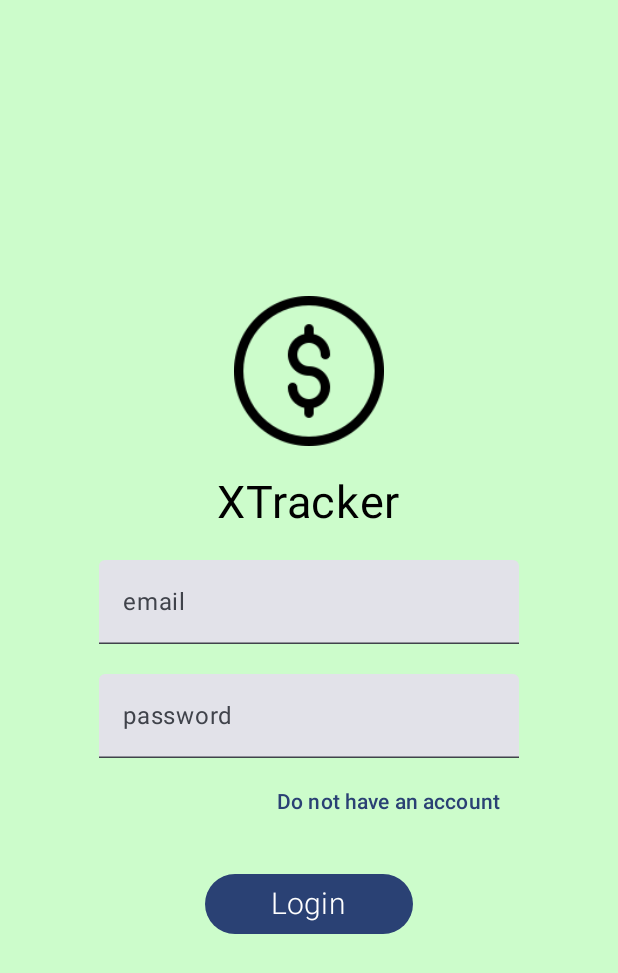
After one commit to charovatzbassar/xtracker, an Android app built with Jetpack Compose: the composable LoginScreen shown on its own in the app's theme, on a phone screen of 412 x 824 dp. The commit adds this screen. Shown: the top 973 px of the screen. Run offline under Robolectric (Android 15) with nearby library versions, the phone set to English and light mode, and no system bars.

Commit message:
Login screen

```diff
--- a/app/src/main/java/com/example/xtracker/MainActivity.kt
+++ b/app/src/main/java/com/example/xtracker/MainActivity.kt
@@ -10,6 +10,7 @@ import androidx.compose.material3.Text
 import androidx.compose.runtime.Composable
 import androidx.compose.ui.Modifier
 import androidx.compose.ui.tooling.preview.Preview
+import com.example.xtracker.ui.screen.LoginScreen
 import com.example.xtracker.ui.theme.XTrackerTheme
 
 class MainActivity : ComponentActivity() {
@@ -48,5 +49,5 @@ fun GreetingPreview() {
 @Preview
 @Composable
 fun testBranchOrhan(){
-    Text(text = "Something")
+    LoginScreen()
 }
--- /dev/null
+++ b/app/src/main/java/com/example/xtracker/ui/screen/LoginScreen.kt
@@ -0,0 +1,126 @@
+package com.example.xtracker.ui.screen
+
+
+import androidx.compose.foundation.Image
+import androidx.compose.foundation.background
+import androidx.compose.foundation.layout.Arrangement
+import androidx.compose.foundation.layout.Box
+import androidx.compose.foundation.layout.Column
+import androidx.compose.foundation.layout.Spacer
+import androidx.compose.foundation.layout.fillMaxSize
+import androidx.compose.foundation.layout.padding
+import androidx.compose.foundation.layout.size
+import androidx.compose.foundation.layout.wrapContentWidth
+import androidx.compose.material3.Button
+import androidx.compose.material3.Text
+import androidx.compose.material3.TextButton
+import androidx.compose.material3.TextField
+import androidx.compose.runtime.Composable
+import androidx.compose.ui.Alignment
+import androidx.compose.ui.Modifier
+import androidx.compose.ui.graphics.Color
+import androidx.compose.ui.res.painterResource
+import androidx.compose.ui.res.stringResource
+import androidx.compose.ui.text.font.FontFamily
+import androidx.compose.ui.text.font.FontWeight
+import androidx.compose.ui.tooling.preview.Preview
+import androidx.compose.ui.unit.dp
+import androidx.compose.ui.unit.sp
+import com.example.xtracker.R
+import com.example.xtracker.ui.theme.XTrackerTheme
+import com.example.xtracker.ui.theme.background
+
+@Composable
+fun LoginScreen(){
+    Box(
+        modifier = Modifier
+            .fillMaxSize()
+            .background(color = background) // Apply the background color here
+    ) {
+        Column(
+            modifier = Modifier
+                .fillMaxSize()
+                .wrapContentWidth(),
+            verticalArrangement = Arrangement.Center,
+            horizontalAlignment = Alignment.CenterHorizontally
+        ) {
+            Image(
+                painter = painterResource(id = R.drawable.logo),
+                contentDescription = "",
+                modifier = Modifier.size(width = 100.dp, height = 100.dp)
+            )
+
+            Spacer(modifier = Modifier.size(width = 0.dp, height = 20.dp))
+
+            Text(
+                text = stringResource(id = R.string.app_name),
+                fontSize = 30.sp,
+                fontFamily = FontFamily.Default,
+                color = Color.Black
+            )
+
+            Spacer(modifier = Modifier.size(width = 0.dp, height = 20.dp))
+
+            TextField(
+                value = "",
+                onValueChange = { /* TODO */ },
+                enabled = true,
+                label = {
+                    Text(text = "email")
+                },
+                placeholder = {
+                    Text(text = "example@exmaple.com")
+                },
+                isError = false
+            )
+
+            Spacer(modifier = Modifier.size(width = 0.dp, height = 20.dp))
+
+            TextField(
+                value = "",
+                onValueChange = { /* TODO */},
+                label = {
+                    Text(text = "password")
+                },
+                isError = false,
+                trailingIcon = {
+                    //Icon(painter = painterResource(id = R.drawable.show),
+                    //   contentDescription = "")
+
+                }
+            )
+
+            Spacer(modifier = Modifier.size(width = 0.dp, height = 5.dp))
+
+            TextButton(
+                onClick = { /*TODO*/ },
+                modifier = Modifier.align(Alignment.End)
+            ) {
+                Text(text = "Do not have an account")
+            }
+
+            Spacer(modifier = Modifier.size(width = 0.dp, height = 20.dp))
+
+            Button(
+                onClick = { /*TODO*/ }
+            ) {
+                Text(
+                    text = "Login",
+                    fontSize = 20.sp,
+                    fontWeight = FontWeight.Light,
+                    modifier = Modifier.padding(horizontal = 20.dp, vertical = 0.dp)
+                )
+            }
+        }
+    }
+}
+
+
+//, uiMode = Configuration.UI_MODE_NIGHT_YES --> ovo ide poslije showBackground = true
+@Preview( showBackground = true)
+@Composable
+fun LoginScreenPreview(){
+    XTrackerTheme{
+        LoginScreen()
+    }
+}
--- a/app/src/main/java/com/example/xtracker/ui/theme/Color.kt
+++ b/app/src/main/java/com/example/xtracker/ui/theme/Color.kt
@@ -9,3 +9,5 @@ val Pink80 = Color(0xFFEFB8C8)
 val Purple40 = Color(0xFF6650a4)
 val PurpleGrey40 = Color(0xFF625b71)
 val Pink40 = Color(0xFF7D5260)
+
+val background = Color(android.graphics.Color.parseColor("#CCFCCB"))
--- a/app/src/main/java/com/example/xtracker/ui/theme/Theme.kt
+++ b/app/src/main/java/com/example/xtracker/ui/theme/Theme.kt
@@ -10,6 +10,7 @@ import androidx.compose.material3.dynamicLightColorScheme
 import androidx.compose.material3.lightColorScheme
 import androidx.compose.runtime.Composable
 import androidx.compose.runtime.SideEffect
+import androidx.compose.ui.graphics.Color
 import androidx.compose.ui.graphics.toArgb
 import androidx.compose.ui.platform.LocalContext
 import androidx.compose.ui.platform.LocalView
@@ -24,7 +25,9 @@ private val DarkColorScheme = darkColorScheme(
 private val LightColorScheme = lightColorScheme(
     primary = Purple40,
     secondary = PurpleGrey40,
-    tertiary = Pink40
+    tertiary = Pink40,
+    background = Color(0XCCFCCB),
+
 
     /* Other default colors to override
     background = Color(0xFFFFFBFE),
```
Also changed, not shown: app/src/main/res/drawable-nodpi/hide.png (added), app/src/main/res/drawable-nodpi/logo.png (added), app/src/main/res/drawable-nodpi/show.png (added).
